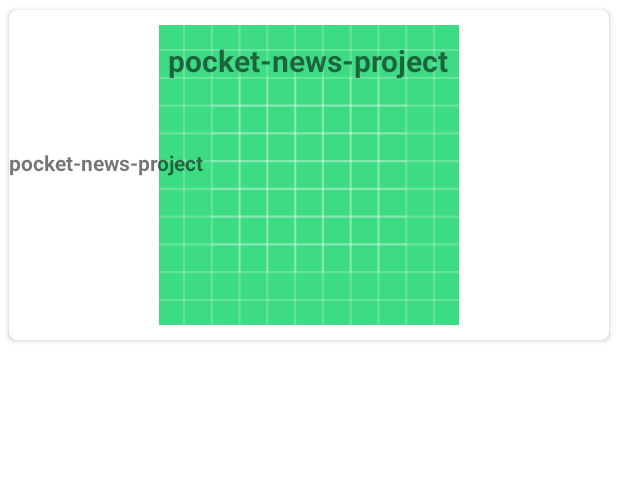
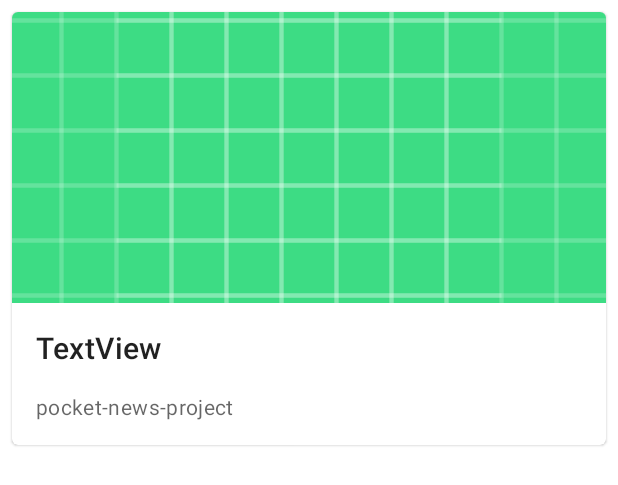
Before and after one commit to martinianod-zz/android-project, an Android app: the layout news_item.xml on its own in the app's theme, with its tools: preview values and no code run, on a phone screen of 412 x 824 dp. Shown: the top 485 px of the screen. Run offline under Robolectric (Android 15) with nearby library versions, the phone set to English and light mode, and no system bars.

Commit message:
modified files

```diff
--- a/pocketnewsproject/app/src/main/java/com/example/pocket_news_project/MainActivity.java
+++ b/pocketnewsproject/app/src/main/java/com/example/pocket_news_project/MainActivity.java
@@ -41,7 +41,7 @@ public class MainActivity extends AppCompatActivity implements SearchView.OnQuer
 
         handler = new Handler(this);
 
-        HiloConexion hiloNews = new HiloConexion(handler, getApplicationContext(), "http://api.mediastack.com/v1/news?access_key=f54a3fd41406f035a3ce65504967147f&sort=popularity&languages=es,en&limit=100", false);
+        HiloConexion hiloNews = new HiloConexion(handler, getApplicationContext(), "http://api.mediastack.com/v1/news?access_key=f54a3fd41406f035a3ce65504967147f&sort=popularity&languages=es,en&limit=100", 0, false);
         hiloNews.start();
 
 /*        List<News> newsList = new ArrayList<News>();
@@ -142,7 +142,7 @@ public class MainActivity extends AppCompatActivity implements SearchView.OnQuer
 
         Log.d("onQueryTextSubmit()", "Buscar por palabra completa");
 
-        HiloConexion hiloNews = new HiloConexion(handler, getApplicationContext(), "http://api.mediastack.com/v1/news?access_key=f54a3fd41406f035a3ce65504967147f&sort=popularity&languages=es,en&limit=100&keywords=" + query, false);
+        HiloConexion hiloNews = new HiloConexion(handler, getApplicationContext(), "http://api.mediastack.com/v1/news?access_key=f54a3fd41406f035a3ce65504967147f&sort=popularity&languages=es,en&limit=100&keywords=" + query, 0, false);
         hiloNews.start();
 
         return true;
@@ -153,7 +153,7 @@ public class MainActivity extends AppCompatActivity implements SearchView.OnQuer
 
         Log.d("onQueryTextChange()", "Buscar por coincidencia de caracteres");
 
-        HiloConexion hiloNews = new HiloConexion(handler, getApplicationContext(), "http://api.mediastack.com/v1/news?access_key=f54a3fd41406f035a3ce65504967147f&sort=popularity&languages=es,en&limit=100&keywords=" + newText, false);
+        HiloConexion hiloNews = new HiloConexion(handler, getApplicationContext(), "http://api.mediastack.com/v1/news?access_key=f54a3fd41406f035a3ce65504967147f&sort=popularity&languages=es,en&limit=100&keywords=" + newText, 0, false);
         hiloNews.start();
 
         return true;
--- a/pocketnewsproject/app/src/main/java/com/example/pocket_news_project/conexion/HiloConexion.java
+++ b/pocketnewsproject/app/src/main/java/com/example/pocket_news_project/conexion/HiloConexion.java
@@ -18,6 +18,7 @@ public class HiloConexion extends Thread {
     public static final int IMAGEN = 1;
     public static final int NOTICIAS = 2;
 
+    private int position;
     private String urlString;
     private Handler handler;
 
@@ -25,8 +26,9 @@ public class HiloConexion extends Thread {
 
     private Context applicationContext;
 
-    public HiloConexion(Handler handler, Context applicationContext, String url, boolean isImage) {
+    public HiloConexion(Handler handler, Context applicationContext, String url, int position, boolean isImage) {
 
+        this.position = position;
         this.handler = handler;
         this.applicationContext = applicationContext;
         this.urlString = url;
@@ -46,10 +48,12 @@ public class HiloConexion extends Thread {
                 imagesJson = conexionHTTP.obtenerRespuesta(urlString);
                 Message msg = new Message();
                 msg.obj = imagesJson;
+                msg.arg1 = position;
                 handler.sendMessage(msg);
             }catch (RuntimeException e){
                 Message msg = new Message();
                 msg.obj = null;
+                msg.arg1 = position;
                 handler.sendMessage(msg);
             }
 
--- a/pocketnewsproject/app/src/main/java/com/example/pocket_news_project/recycler/NewsViewHolder.java
+++ b/pocketnewsproject/app/src/main/java/com/example/pocket_news_project/recycler/NewsViewHolder.java
@@ -35,6 +35,11 @@ public class NewsViewHolder extends ViewHolder implements View.OnClickListener {
         this.position = position;
     }
 
+
+    public int getHolderPosition(){
+        return this.position;
+    }
+
     @Override
     public void onClick(View view) {
         myOnCardViewClick.onCardViewClick(position);
--- a/pocketnewsproject/app/src/main/res/layout/news_item.xml
+++ b/pocketnewsproject/app/src/main/res/layout/news_item.xml
@@ -6,7 +6,7 @@
     xmlns:app="http://schemas.android.com/apk/res-auto"
     tools:context=".MainActivity">
 
-  <androidx.cardview.widget.CardView
+  <!--<androidx.cardview.widget.CardView
       android:layout_width="match_parent"
       android:layout_height="wrap_content"
       app:cardElevation="2dp"
@@ -18,16 +18,8 @@
       app:cardUseCompatPadding="true"
       >
 
-    <!--
-    In the above cardview widget
-    cardelevation property will give elevation to your card view
-    card corner radius will provide radius to your card view
-    card background color will give background color to your card view
-    card max elevation will give the cardview maximum elevation
-    card prevent corner overlap will add padding to CardView on v20 and before to prevent intersections between the Card content and rounded corners.
-    card use compact padding will add padding in API v21+ as well to have the same measurements with previous versions.
-    below are the two widgets imageview and text view we are displaying inside our card view.
-    -->
+
+
     <ImageView
         android:id="@+id/imgNews"
         android:layout_width="match_parent"
@@ -59,6 +51,78 @@
         android:textStyle="bold" />
 
 
-  </androidx.cardview.widget.CardView>
+  </androidx.cardview.widget.CardView>-->
+
+  <com.google.android.material.card.MaterialCardView
+      android:layout_width="match_parent"
+      android:layout_height="wrap_content"
+      android:layout_margin="8dp">
+
+    <LinearLayout
+        android:layout_width="match_parent"
+        android:layout_height="wrap_content"
+        android:orientation="vertical">
+
+      <!-- Media -->
+      <ImageView
+          android:id="@+id/imgNews"
+          android:layout_width="match_parent"
+          android:layout_height="194dp"
+          android:scaleType="centerCrop"
+          android:contentDescription="@string/app_name"
+          android:src="@drawable/ic_launcher_background"
+          />
+
+      <LinearLayout
+          android:layout_width="match_parent"
+          android:layout_height="wrap_content"
+          android:orientation="vertical"
+          android:padding="16dp">
+
+        <!-- Title, secondary and supporting text -->
+        <TextView
+            android:id="@+id/title"
+            android:layout_width="wrap_content"
+            android:layout_height="wrap_content"
+            android:text="@string/title"
+            android:textAppearance="?attr/textAppearanceHeadline6"
+            />
+        <TextView
+            android:id="@+id/description"
+            android:layout_width="wrap_content"
+            android:layout_height="wrap_content"
+            android:layout_marginTop="16dp"
+            android:text="@string/app_name"
+            android:textAppearance="?attr/textAppearanceBody2"
+            android:textColor="?android:attr/textColorSecondary"
+            />
+
+      </LinearLayout>
+
+      <!-- Buttons
+      <LinearLayout
+          android:layout_width="wrap_content"
+          android:layout_height="wrap_content"
+          android:layout_margin="8dp"
+          android:orientation="horizontal">
+        <com.google.android.material.button.MaterialButton
+            android:layout_width="wrap_content"
+            android:layout_height="wrap_content"
+            android:layout_marginEnd="8dp"
+            android:text="@string/action_1"
+            style="?attr/borderlessButtonStyle"
+            />
+        <com.google.android.material.button.MaterialButton
+            android:layout_width="wrap_content"
+            android:layout_height="wrap_content"
+            android:text="@string/action_2"
+            style="?attr/borderlessButtonStyle"
+            />
+      </LinearLayout>-->
+
+    </LinearLayout>
+
+  </com.google.android.material.card.MaterialCardView>
+
 
 </RelativeLayout>
```
Also changed, not shown: pocketnewsproject/app/src/main/java/com/example/pocket_news_project/LanguageEnum.java (+13 -2 lines), pocketnewsproject/app/src/main/java/com/example/pocket_news_project/MiDialog.java (+1 -7 lines), pocketnewsproject/app/src/main/java/com/example/pocket_news_project/recycler/NewsAdapter.java (+6 -3 lines).
